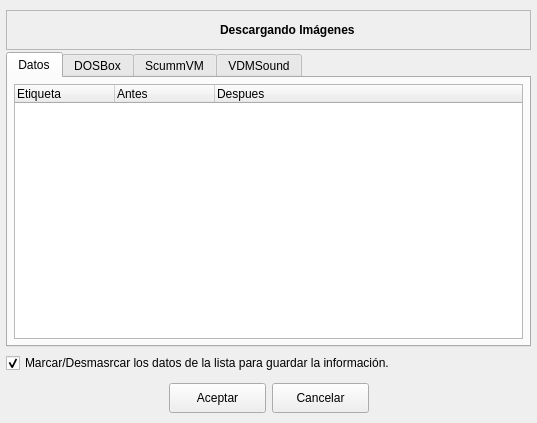
Monthy/gr-lida, file ui/importpath.ui: the form before one commit.
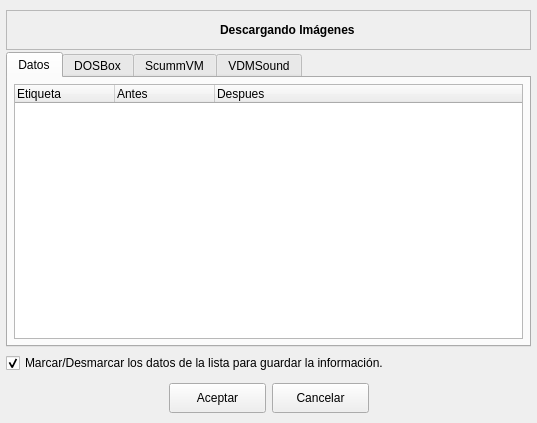
The form after the commit. Icons and pictures are not drawn.

```diff
--- a/ui/importpath.ui
+++ b/ui/importpath.ui
@@ -985,7 +985,7 @@
    <item>
     <widget class="QCheckBox" name="chk_selectDatos">
      <property name="text">
-      <string>Marcar/Desmasrcar los datos de la lista para guardar la información.</string>
+      <string>Marcar/Desmarcar los datos de la lista para guardar la información.</string>
      </property>
      <property name="checked">
       <bool>true</bool>
```
Left out of the diff: 7 changed lines with no effect on the pictures.
